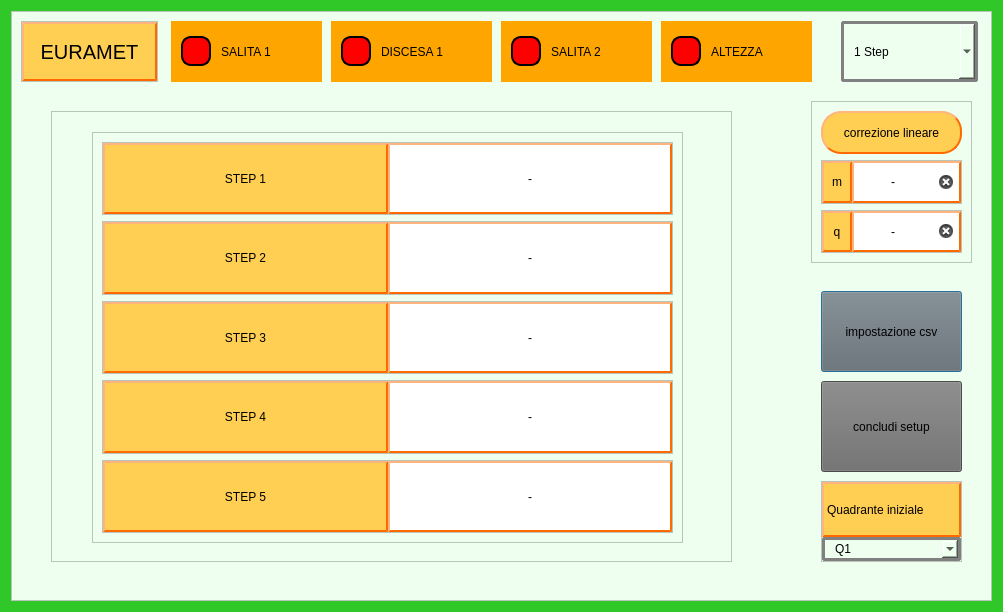
The window that Qt Creator/dialog_setup_euramet.ui (Mixer97/tesi_triennale) describes before a commit, drawn with Qt 5.
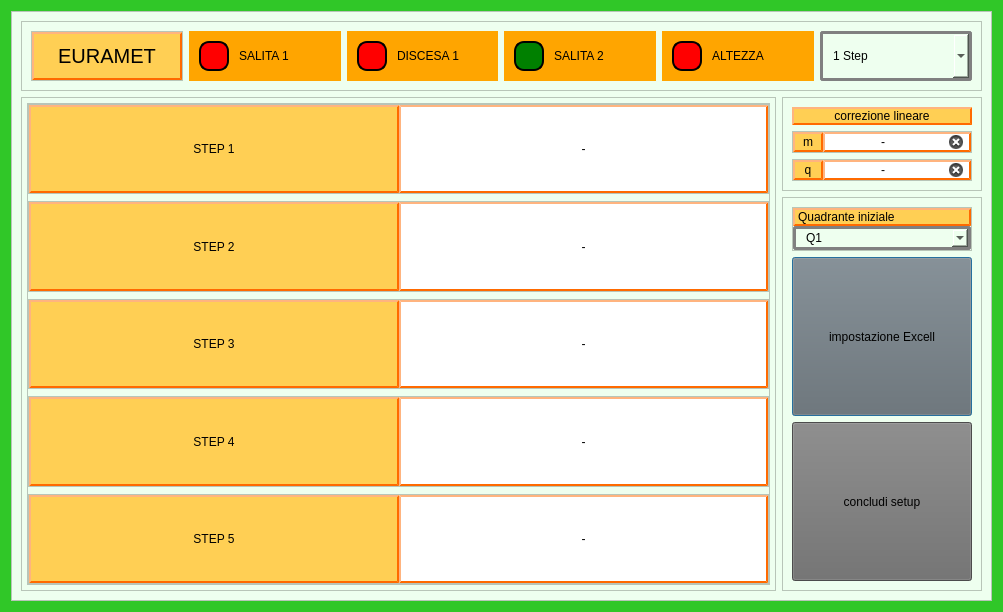
The same window after the commit. The open tabs and pages were chosen to show the change.

```diff
--- a/Qt Creator/dialog_setup_euramet.ui
+++ b/Qt Creator/dialog_setup_euramet.ui
@@ -28,15 +28,24 @@
      <property name="frameShadow">
       <enum>QFrame::Raised</enum>
      </property>
+     <layout class="QGridLayout" name="gridLayout_4">
+      <item row="0" column="0" colspan="2">
+       <widget class="QFrame" name="frame_28">
+        <property name="sizePolicy">
+         <sizepolicy hsizetype="Preferred" vsizetype="Fixed">
+          <horstretch>0</horstretch>
+          <verstretch>0</verstretch>
+         </sizepolicy>
+        </property>
+        <property name="frameShape">
+         <enum>QFrame::StyledPanel</enum>
+        </property>
+        <property name="frameShadow">
+         <enum>QFrame::Raised</enum>
+        </property>
+        <layout class="QHBoxLayout" name="horizontalLayout_18">
+         <item>
      <widget class="QFrame" name="frame_2">
-      <property name="geometry">
-       <rect>
-        <x>10</x>
-        <y>10</y>
-        <width>137</width>
-        <height>61</height>
-       </rect>
-      </property>
       <property name="frameShape">
        <enum>QFrame::StyledPanel</enum>
       </property>
@@ -87,128 +96,9 @@
        </item>
       </layout>
      </widget>
-     <widget class="QComboBox" name="comboBox_step">
-      <property name="geometry">
-       <rect>
-        <x>830</x>
-        <y>10</y>
-        <width>137</width>
-        <height>61</height>
-       </rect>
-      </property>
-      <property name="styleSheet">
-       <string notr="true">QComboBox {
-    border: 3px solid gray;
-    border-radius: 3px;
-    padding: 1px 1px 1px 10px;
-    min-width: 6em;
-    color: rgb(0, 0, 0); /* Colore del testo del QComboBox */
-}
-
-QComboBox:!editable, QComboBox::drop-down:editable {
-    background: qlineargradient(x1: 0, y1: 0, x2: 0, y2: 1,
-                                stop: 0 #E1E1E1, stop: 0.4 #DDDDDD,
-                                stop: 0.5 #D8D8D8, stop: 1.0 #D3D3D3);
-}
-
-
-/* Stile della tendina del QComboBox */
-QComboBox QAbstractItemView {
-    background-color:	qlineargradient(x1: 0, y1: 0, x2: 0, y2: 1,
-                                stop: 0 #E1E1E1, stop: 0.4 #DDDDDD,
-                                stop: 0.5 #D8D8D8, stop: 1.0 #D3D3D3); ; /* Colore di sfondo della tendina */
-    selection-background-color: #3399FF; /* Colore di sfondo dell'elemento selezionato */
-    selection-color:rgb(106, 112, 113); /* Colore del testo dell'elemento selezionato */
-    border: 3px solid gray;
-    border-radius: 3px;
-    padding: 1px 18px 1px 3px;
-    min-width: 6em;
-    color: rgb(0, 0, 0); /* Colore del testo del QComboBox */
-}</string>
-      </property>
-      <item>
-       <property name="text">
-        <string>1 Step</string>
-       </property>
       </item>
       <item>
-       <property name="text">
-        <string>2 Step</string>
-       </property>
-      </item>
-      <item>
-       <property name="text">
-        <string>3 Step</string>
-       </property>
-      </item>
-      <item>
-       <property name="text">
-        <string>4 Step</string>
-       </property>
-      </item>
-      <item>
-       <property name="text">
-        <string>5 Step</string>
-       </property>
-      </item>
-     </widget>
-     <widget class="QCheckBox" name="checkBox_discesa_1">
-      <property name="geometry">
-       <rect>
-        <x>320</x>
-        <y>10</y>
-        <width>161</width>
-        <height>61</height>
-       </rect>
-      </property>
-      <property name="cursor">
-       <cursorShape>PointingHandCursor</cursorShape>
-      </property>
-      <property name="styleSheet">
-       <string notr="true">QCheckBox {
-    spacing: 10px;
-	color: rgb(0, 0, 0);
-	Background-color:orange;
-	padding: 10px;
-	font: 700 12pt &quot;Segoe UI&quot;;
-}
-
-QCheckBox::indicator {
-    width: 26px;
-    height: 26px;
-	Background-color: green;
-	border-width: 2px;
-    border-radius: 10px;
-    border-color: black;
-    border-style: outset;
-}
-
-QCheckBox::indicator:unchecked {
-	width: 26px;
-    height: 26px;
-	Background-color: red;
-	border-width: 2px;
-    border-radius: 10px;
-    border-color: black;
-    border-style: outset;
-}
-
-
-</string>
-      </property>
-      <property name="text">
-       <string>DISCESA 1</string>
-      </property>
-     </widget>
      <widget class="QCheckBox" name="checkBox_salita_1">
-      <property name="geometry">
-       <rect>
-        <x>160</x>
-        <y>10</y>
-        <width>151</width>
-        <height>61</height>
-       </rect>
-      </property>
       <property name="sizePolicy">
        <sizepolicy hsizetype="Preferred" vsizetype="Fixed">
         <horstretch>0</horstretch>
@@ -254,14 +144,53 @@
        <string>SALITA 1</string>
       </property>
      </widget>
+         </item>
+         <item>
+          <widget class="QCheckBox" name="checkBox_discesa_1">
+           <property name="cursor">
+            <cursorShape>PointingHandCursor</cursorShape>
+           </property>
+           <property name="styleSheet">
+            <string notr="true">QCheckBox {
+    spacing: 10px;
+	color: rgb(0, 0, 0);
+	Background-color:orange;
+	padding: 10px;
+	font: 700 12pt &quot;Segoe UI&quot;;
+}
+
+QCheckBox::indicator {
+    width: 26px;
+    height: 26px;
+	Background-color: green;
+	border-width: 2px;
+    border-radius: 10px;
+    border-color: black;
+    border-style: outset;
+}
+
+QCheckBox::indicator:unchecked {
+	width: 26px;
+    height: 26px;
+	Background-color: red;
+	border-width: 2px;
+    border-radius: 10px;
+    border-color: black;
+    border-style: outset;
+}
+
+
+</string>
+           </property>
+           <property name="text">
+            <string>DISCESA 1</string>
+           </property>
+          </widget>
+         </item>
+         <item>
      <widget class="QCheckBox" name="checkBox_salita_2">
-      <property name="geometry">
-       <rect>
-        <x>490</x>
-        <y>10</y>
-        <width>151</width>
-        <height>61</height>
-       </rect>
+           <property name="enabled">
+            <bool>false</bool>
       </property>
       <property name="cursor">
        <cursorShape>PointingHandCursor</cursorShape>
@@ -301,16 +230,16 @@
       <property name="text">
        <string>SALITA 2</string>
       </property>
-     </widget>
+           <property name="checkable">
+            <bool>true</bool>
+           </property>
+           <property name="checked">
+            <bool>true</bool>
+           </property>
+          </widget>
+         </item>
+         <item>
      <widget class="QCheckBox" name="checkBox_altezza">
-      <property name="geometry">
-       <rect>
-        <x>650</x>
-        <y>10</y>
-        <width>151</width>
-        <height>61</height>
-       </rect>
-      </property>
       <property name="sizePolicy">
        <sizepolicy hsizetype="Preferred" vsizetype="Fixed">
         <horstretch>0</horstretch>
@@ -356,281 +285,82 @@
        <string>ALTEZZA</string>
       </property>
      </widget>
-     <widget class="QFrame" name="frame_3">
-      <property name="geometry">
-       <rect>
-        <x>800</x>
-        <y>90</y>
-        <width>161</width>
-        <height>162</height>
-       </rect>
-      </property>
-      <property name="frameShape">
-       <enum>QFrame::StyledPanel</enum>
-      </property>
-      <property name="frameShadow">
-       <enum>QFrame::Raised</enum>
-      </property>
-      <layout class="QVBoxLayout" name="verticalLayout">
-       <item>
-        <widget class="QLabel" name="label_correzione_lineare">
-         <property name="styleSheet">
-          <string notr="true">QLabel{
-	background-color:rgb(255, 207, 84); 
-	border-style: outset;
-    border-width: 2px;
-    border-color: rgb(255, 106, 0);
-	border-radius: 20px;
-	color: rgb(0,0,0);
-}
-</string>
-         </property>
-         <property name="text">
-          <string>correzione lineare</string>
-         </property>
-         <property name="alignment">
-          <set>Qt::AlignCenter</set>
-         </property>
-        </widget>
        </item>
        <item>
-        <widget class="QFrame" name="frame_4">
-         <property name="frameShape">
-          <enum>QFrame::StyledPanel</enum>
-         </property>
-         <property name="frameShadow">
-          <enum>QFrame::Raised</enum>
-         </property>
-         <layout class="QHBoxLayout" name="horizontalLayout_2">
-          <property name="spacing">
-           <number>0</number>
-          </property>
-          <property name="leftMargin">
-           <number>0</number>
-          </property>
-          <property name="topMargin">
-           <number>0</number>
-          </property>
-          <property name="rightMargin">
-           <number>0</number>
-          </property>
-          <property name="bottomMargin">
-           <number>0</number>
-          </property>
-          <item>
-           <widget class="QLabel" name="label_3">
-            <property name="minimumSize">
-             <size>
-              <width>30</width>
-              <height>0</height>
-             </size>
-            </property>
-            <property name="styleSheet">
-             <string notr="true">QLabel{
-	background-color:rgb(255, 207, 84); 
-	border-style: outset;
-    border-width: 2px;
-    border-color: rgb(255, 106, 0);
-	border-radius: 0px;
-	color: rgb(0,0,0);
-}
-</string>
-            </property>
-            <property name="text">
-             <string>m</string>
-            </property>
-            <property name="alignment">
-             <set>Qt::AlignCenter</set>
-            </property>
-           </widget>
-          </item>
-          <item>
-           <widget class="QLineEdit" name="lineEdit_m">
+          <widget class="QComboBox" name="comboBox_step">
             <property name="sizePolicy">
-             <sizepolicy hsizetype="Expanding" vsizetype="Preferred">
+            <sizepolicy hsizetype="Preferred" vsizetype="Preferred">
               <horstretch>0</horstretch>
               <verstretch>0</verstretch>
              </sizepolicy>
             </property>
             <property name="styleSheet">
-             <string notr="true">QWidget{
-	background-color:rgb(255, 255, 255); 
-	border-style: outset;
-    border-width: 2px;
-    border-color: rgb(255, 106, 0);
-	border-radius: 0px;
-	color: rgb(0,0,0);
+            <string notr="true">QComboBox {
+    border: 3px solid gray;
+    border-radius: 3px;
+    padding: 1px 1px 1px 10px;
+    min-width: 6em;
+    color: rgb(0, 0, 0); /* Colore del testo del QComboBox */
+}
+
+QComboBox:!editable, QComboBox::drop-down:editable {
+    background: qlineargradient(x1: 0, y1: 0, x2: 0, y2: 1,
+                                stop: 0 #E1E1E1, stop: 0.4 #DDDDDD,
+                                stop: 0.5 #D8D8D8, stop: 1.0 #D3D3D3);
+}
+
+
+/* Stile della tendina del QComboBox */
+QComboBox QAbstractItemView {
+    background-color:	qlineargradient(x1: 0, y1: 0, x2: 0, y2: 1,
+                                stop: 0 #E1E1E1, stop: 0.4 #DDDDDD,
+                                stop: 0.5 #D8D8D8, stop: 1.0 #D3D3D3); ; /* Colore di sfondo della tendina */
+    selection-background-color: #3399FF; /* Colore di sfondo dell'elemento selezionato */
+    selection-color:rgb(106, 112, 113); /* Colore del testo dell'elemento selezionato */
+    border: 3px solid gray;
+    border-radius: 3px;
+    padding: 1px 18px 1px 3px;
+    min-width: 6em;
+    color: rgb(0, 0, 0); /* Colore del testo del QComboBox */
 }</string>
             </property>
+           <item>
             <property name="text">
-             <string>-</string>
+             <string>1 Step</string>
             </property>
-            <property name="alignment">
-             <set>Qt::AlignCenter</set>
-            </property>
-            <property name="clearButtonEnabled">
-             <bool>true</bool>
-            </property>
-           </widget>
-          </item>
-         </layout>
-        </widget>
-       </item>
+           </item>
        <item>
-        <widget class="QFrame" name="frame_5">
-         <property name="frameShape">
-          <enum>QFrame::StyledPanel</enum>
-         </property>
-         <property name="frameShadow">
-          <enum>QFrame::Raised</enum>
-         </property>
-         <layout class="QHBoxLayout" name="horizontalLayout">
-          <property name="spacing">
-           <number>0</number>
-          </property>
-          <property name="leftMargin">
-           <number>0</number>
-          </property>
-          <property name="topMargin">
-           <number>0</number>
-          </property>
-          <property name="rightMargin">
-           <number>0</number>
-          </property>
-          <property name="bottomMargin">
-           <number>0</number>
-          </property>
+            <property name="text">
+             <string>2 Step</string>
+            </property>
+           </item>
           <item>
-           <widget class="QLabel" name="label_4">
-            <property name="minimumSize">
-             <size>
-              <width>30</width>
-              <height>0</height>
-             </size>
-            </property>
-            <property name="styleSheet">
-             <string notr="true">QLabel{
-	background-color:rgb(255, 207, 84); 
-	border-style: outset;
-    border-width: 2px;
-    border-color: rgb(255, 106, 0);
-	border-radius: 0px;
-	color: rgb(0,0,0);
-}
-</string>
-            </property>
             <property name="text">
-             <string>q</string>
+             <string>3 Step</string>
             </property>
-            <property name="alignment">
-             <set>Qt::AlignCenter</set>
-            </property>
-           </widget>
           </item>
           <item>
-           <widget class="QLineEdit" name="lineEdit_q">
-            <property name="sizePolicy">
-             <sizepolicy hsizetype="Expanding" vsizetype="Preferred">
-              <horstretch>0</horstretch>
-              <verstretch>0</verstretch>
-             </sizepolicy>
+            <property name="text">
+             <string>4 Step</string>
             </property>
-            <property name="styleSheet">
-             <string notr="true">QWidget{
-	background-color:rgb(255, 255, 255); 
-	border-style: outset;
-    border-width: 2px;
-    border-color: rgb(255, 106, 0);
-	border-radius: 0px;
-	color: rgb(0,0,0);
-}</string>
-            </property>
+           </item>
+           <item>
             <property name="text">
-             <string>-</string>
+             <string>5 Step</string>
             </property>
-            <property name="alignment">
-             <set>Qt::AlignCenter</set>
-            </property>
-            <property name="clearButtonEnabled">
-             <bool>true</bool>
-            </property>
-           </widget>
-          </item>
-         </layout>
+           </item>
         </widget>
        </item>
       </layout>
      </widget>
-     <widget class="QPushButton" name="pushButton_impostazion_csv">
-      <property name="geometry">
-       <rect>
-        <x>810</x>
-        <y>280</y>
-        <width>141</width>
-        <height>81</height>
-       </rect>
-      </property>
-      <property name="cursor">
-       <cursorShape>PointingHandCursor</cursorShape>
-      </property>
-      <property name="styleSheet">
-       <string notr="true">QPushButton{
-	border-width: 1px;
-	background-color:rgb(107, 107, 107);
-	color: rgb(0, 0, 0);
-}
-
-QPushButton::pressed{
-	border-width: 1px;
-	background-color:rgb(56, 56, 56);
-	color: rgb(0, 0, 0);
-
-
-}</string>
-      </property>
-      <property name="text">
-       <string>impostazione csv</string>
-      </property>
-     </widget>
-     <widget class="QPushButton" name="pushButton_concludi_setup">
-      <property name="geometry">
-       <rect>
-        <x>810</x>
-        <y>370</y>
-        <width>141</width>
-        <height>91</height>
-       </rect>
-      </property>
-      <property name="cursor">
-       <cursorShape>PointingHandCursor</cursorShape>
-      </property>
-      <property name="styleSheet">
-       <string notr="true">QPushButton{
-	border-width: 1px;
-	background-color:rgb(107, 107, 107);
-	color: rgb(0, 0, 0);
-}
-
-QPushButton::pressed{
-	border-width: 1px;
-	background-color:rgb(56, 56, 56);
-	color: rgb(0, 0, 0);
-
-
-}</string>
-      </property>
-      <property name="text">
-       <string>concludi setup</string>
-      </property>
-     </widget>
+      </item>
+      <item row="1" column="0" rowspan="2">
      <widget class="QFrame" name="frame_8">
-      <property name="geometry">
-       <rect>
-        <x>40</x>
-        <y>100</y>
-        <width>681</width>
-        <height>451</height>
-       </rect>
+        <property name="sizePolicy">
+         <sizepolicy hsizetype="Expanding" vsizetype="Expanding">
+          <horstretch>0</horstretch>
+          <verstretch>0</verstretch>
+         </sizepolicy>
       </property>
       <property name="frameShape">
        <enum>QFrame::StyledPanel</enum>
@@ -1434,14 +1164,35 @@
           </widget>
          </widget>
          <widget class="QWidget" name="page_5">
+            <layout class="QGridLayout" name="gridLayout_9">
+             <property name="leftMargin">
+              <number>5</number>
+             </property>
+             <property name="topMargin">
+              <number>5</number>
+             </property>
+             <property name="rightMargin">
+              <number>5</number>
+             </property>
+             <property name="bottomMargin">
+              <number>5</number>
+             </property>
+             <property name="horizontalSpacing">
+              <number>5</number>
+             </property>
+             <item row="0" column="0">
           <widget class="QFrame" name="frame_7">
-           <property name="geometry">
-            <rect>
-             <x>40</x>
-             <y>20</y>
-             <width>591</width>
-             <height>411</height>
-            </rect>
+               <property name="sizePolicy">
+                <sizepolicy hsizetype="Preferred" vsizetype="Fixed">
+                 <horstretch>0</horstretch>
+                 <verstretch>0</verstretch>
+                </sizepolicy>
+               </property>
+               <property name="maximumSize">
+                <size>
+                 <width>16777215</width>
+                 <height>500</height>
+                </size>
            </property>
            <property name="frameShape">
             <enum>QFrame::StyledPanel</enum>
@@ -1450,6 +1201,21 @@
             <enum>QFrame::Raised</enum>
            </property>
            <layout class="QVBoxLayout" name="verticalLayout_2">
+                <property name="spacing">
+                 <number>7</number>
+                </property>
+                <property name="leftMargin">
+                 <number>0</number>
+                </property>
+                <property name="topMargin">
+                 <number>0</number>
+                </property>
+                <property name="rightMargin">
+                 <number>0</number>
+                </property>
+                <property name="bottomMargin">
+                 <number>0</number>
+                </property>
             <item>
              <widget class="QFrame" name="frame_6">
               <property name="frameShape">
@@ -1797,20 +1563,236 @@
             </item>
            </layout>
           </widget>
+             </item>
+            </layout>
          </widget>
         </widget>
        </item>
       </layout>
      </widget>
+      </item>
+      <item row="1" column="1">
+       <widget class="QFrame" name="frame_3">
+        <property name="maximumSize">
+         <size>
+          <width>200</width>
+          <height>16777215</height>
+         </size>
+        </property>
+        <property name="frameShape">
+         <enum>QFrame::StyledPanel</enum>
+        </property>
+        <property name="frameShadow">
+         <enum>QFrame::Raised</enum>
+        </property>
+        <layout class="QVBoxLayout" name="verticalLayout">
+         <item>
+          <widget class="QLabel" name="label_correzione_lineare">
+           <property name="styleSheet">
+            <string notr="true">QLabel{
+	background-color:rgb(255, 207, 84); 
+	border-style: outset;
+    border-width: 2px;
+    border-color: rgb(255, 106, 0);
+	border-radius: 20px;
+	color: rgb(0,0,0);
+}
+</string>
+           </property>
+           <property name="text">
+            <string>correzione lineare</string>
+           </property>
+           <property name="alignment">
+            <set>Qt::AlignCenter</set>
+           </property>
+          </widget>
+         </item>
+         <item>
+          <widget class="QFrame" name="frame_4">
+           <property name="frameShape">
+            <enum>QFrame::StyledPanel</enum>
+           </property>
+           <property name="frameShadow">
+            <enum>QFrame::Raised</enum>
+           </property>
+           <layout class="QHBoxLayout" name="horizontalLayout_2">
+            <property name="spacing">
+             <number>0</number>
+            </property>
+            <property name="leftMargin">
+             <number>0</number>
+            </property>
+            <property name="topMargin">
+             <number>0</number>
+            </property>
+            <property name="rightMargin">
+             <number>0</number>
+            </property>
+            <property name="bottomMargin">
+             <number>0</number>
+            </property>
+            <item>
+             <widget class="QLabel" name="label_3">
+              <property name="minimumSize">
+               <size>
+                <width>30</width>
+                <height>0</height>
+               </size>
+              </property>
+              <property name="styleSheet">
+               <string notr="true">QLabel{
+	background-color:rgb(255, 207, 84); 
+	border-style: outset;
+    border-width: 2px;
+    border-color: rgb(255, 106, 0);
+	border-radius: 0px;
+	color: rgb(0,0,0);
+}
+</string>
+              </property>
+              <property name="text">
+               <string>m</string>
+              </property>
+              <property name="alignment">
+               <set>Qt::AlignCenter</set>
+              </property>
+             </widget>
+            </item>
+            <item>
+             <widget class="QLineEdit" name="lineEdit_m">
+              <property name="sizePolicy">
+               <sizepolicy hsizetype="Expanding" vsizetype="Preferred">
+                <horstretch>0</horstretch>
+                <verstretch>0</verstretch>
+               </sizepolicy>
+              </property>
+              <property name="styleSheet">
+               <string notr="true">QWidget{
+	background-color:rgb(255, 255, 255); 
+	border-style: outset;
+    border-width: 2px;
+    border-color: rgb(255, 106, 0);
+	border-radius: 0px;
+	color: rgb(0,0,0);
+}</string>
+              </property>
+              <property name="text">
+               <string>-</string>
+              </property>
+              <property name="alignment">
+               <set>Qt::AlignCenter</set>
+              </property>
+              <property name="clearButtonEnabled">
+               <bool>true</bool>
+              </property>
+             </widget>
+            </item>
+           </layout>
+          </widget>
+         </item>
+         <item>
+          <widget class="QFrame" name="frame_5">
+           <property name="frameShape">
+            <enum>QFrame::StyledPanel</enum>
+           </property>
+           <property name="frameShadow">
+            <enum>QFrame::Raised</enum>
+           </property>
+           <layout class="QHBoxLayout" name="horizontalLayout">
+            <property name="spacing">
+             <number>0</number>
+            </property>
+            <property name="leftMargin">
+             <number>0</number>
+            </property>
+            <property name="topMargin">
+             <number>0</number>
+            </property>
+            <property name="rightMargin">
+             <number>0</number>
+            </property>
+            <property name="bottomMargin">
+             <number>0</number>
+            </property>
+            <item>
+             <widget class="QLabel" name="label_4">
+              <property name="minimumSize">
+               <size>
+                <width>30</width>
+                <height>0</height>
+               </size>
+              </property>
+              <property name="styleSheet">
+               <string notr="true">QLabel{
+	background-color:rgb(255, 207, 84); 
+	border-style: outset;
+    border-width: 2px;
+    border-color: rgb(255, 106, 0);
+	border-radius: 0px;
+	color: rgb(0,0,0);
+}
+</string>
+              </property>
+              <property name="text">
+               <string>q</string>
+              </property>
+              <property name="alignment">
+               <set>Qt::AlignCenter</set>
+              </property>
+             </widget>
+            </item>
+            <item>
+             <widget class="QLineEdit" name="lineEdit_q">
+              <property name="sizePolicy">
+               <sizepolicy hsizetype="Expanding" vsizetype="Preferred">
+                <horstretch>0</horstretch>
+                <verstretch>0</verstretch>
+               </sizepolicy>
+              </property>
+              <property name="styleSheet">
+               <string notr="true">QWidget{
+	background-color:rgb(255, 255, 255); 
+	border-style: outset;
+    border-width: 2px;
+    border-color: rgb(255, 106, 0);
+	border-radius: 0px;
+	color: rgb(0,0,0);
+}</string>
+              </property>
+              <property name="text">
+               <string>-</string>
+              </property>
+              <property name="alignment">
+               <set>Qt::AlignCenter</set>
+              </property>
+              <property name="clearButtonEnabled">
+               <bool>true</bool>
+              </property>
+             </widget>
+            </item>
+           </layout>
+          </widget>
+         </item>
+        </layout>
+       </widget>
+      </item>
+      <item row="2" column="1">
+       <widget class="QFrame" name="frame_29">
+        <property name="maximumSize">
+         <size>
+          <width>200</width>
+          <height>16777215</height>
+         </size>
+        </property>
+        <property name="frameShape">
+         <enum>QFrame::StyledPanel</enum>
+        </property>
+        <property name="frameShadow">
+         <enum>QFrame::Raised</enum>
+        </property>
+        <layout class="QVBoxLayout" name="verticalLayout_8">
+         <item>
      <widget class="QFrame" name="frame_27">
-      <property name="geometry">
-       <rect>
-        <x>810</x>
-        <y>470</y>
-        <width>141</width>
-        <height>81</height>
-       </rect>
-      </property>
       <property name="frameShape">
        <enum>QFrame::StyledPanel</enum>
       </property>
@@ -1897,6 +1879,73 @@
        </item>
       </layout>
      </widget>
+         </item>
+         <item>
+          <widget class="QPushButton" name="pushButton_impostazion_csv">
+           <property name="sizePolicy">
+            <sizepolicy hsizetype="Minimum" vsizetype="Expanding">
+             <horstretch>0</horstretch>
+             <verstretch>0</verstretch>
+            </sizepolicy>
+           </property>
+           <property name="cursor">
+            <cursorShape>PointingHandCursor</cursorShape>
+           </property>
+           <property name="styleSheet">
+            <string notr="true">QPushButton{
+	border-width: 1px;
+	background-color:rgb(107, 107, 107);
+	color: rgb(0, 0, 0);
+}
+
+QPushButton::pressed{
+	border-width: 1px;
+	background-color:rgb(56, 56, 56);
+	color: rgb(0, 0, 0);
+
+
+}</string>
+           </property>
+           <property name="text">
+            <string>impostazione Excell</string>
+           </property>
+          </widget>
+         </item>
+         <item>
+          <widget class="QPushButton" name="pushButton_concludi_setup">
+           <property name="sizePolicy">
+            <sizepolicy hsizetype="Minimum" vsizetype="Expanding">
+             <horstretch>0</horstretch>
+             <verstretch>0</verstretch>
+            </sizepolicy>
+           </property>
+           <property name="cursor">
+            <cursorShape>PointingHandCursor</cursorShape>
+           </property>
+           <property name="styleSheet">
+            <string notr="true">QPushButton{
+	border-width: 1px;
+	background-color:rgb(107, 107, 107);
+	color: rgb(0, 0, 0);
+}
+
+QPushButton::pressed{
+	border-width: 1px;
+	background-color:rgb(56, 56, 56);
+	color: rgb(0, 0, 0);
+
+
+}</string>
+           </property>
+           <property name="text">
+            <string>concludi setup</string>
+           </property>
+          </widget>
+         </item>
+        </layout>
+       </widget>
+      </item>
+     </layout>
     </widget>
    </item>
   </layout>
```
Left out of the diff: 149 changed lines with no effect on the pictures. Lines whose indentation alone changed are shown as unchanged.
